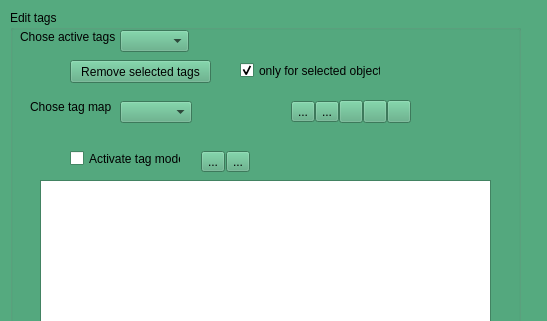
Qt form MorphoDig/Qt/mqEditTagsDialog.ui (morphomuseum/MorphoDig) before a commit; both pictures show x 0 to 547 and y 0 to 321 of the 547 by 778 pixel window.
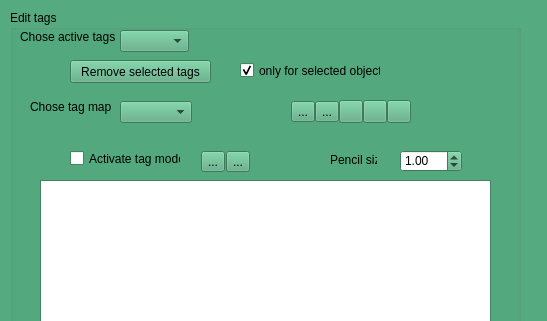
The same form after that commit. Icons and pictures are not drawn.

Commit message: Edit Tag dialog modifications

```diff
--- a/MorphoDig/Qt/mqEditTagsDialog.ui
+++ b/MorphoDig/Qt/mqEditTagsDialog.ui
@@ -779,6 +779,32 @@
      <string>Activate tag mode</string>
     </property>
    </widget>
+   <widget class="QDoubleSpinBox" name="pencilSearchSize">
+    <property name="geometry">
+     <rect>
+      <x>390</x>
+      <y>140</y>
+      <width>62</width>
+      <height>22</height>
+     </rect>
+    </property>
+    <property name="value">
+     <double>1.000000000000000</double>
+    </property>
+   </widget>
+   <widget class="QLabel" name="label">
+    <property name="geometry">
+     <rect>
+      <x>320</x>
+      <y>140</y>
+      <width>47</width>
+      <height>20</height>
+     </rect>
+    </property>
+    <property name="text">
+     <string>Pencil size</string>
+    </property>
+   </widget>
   </widget>
   <action name="actionExportColorMaps">
    <property name="icon">
```
The commit also changes 1 other file.
